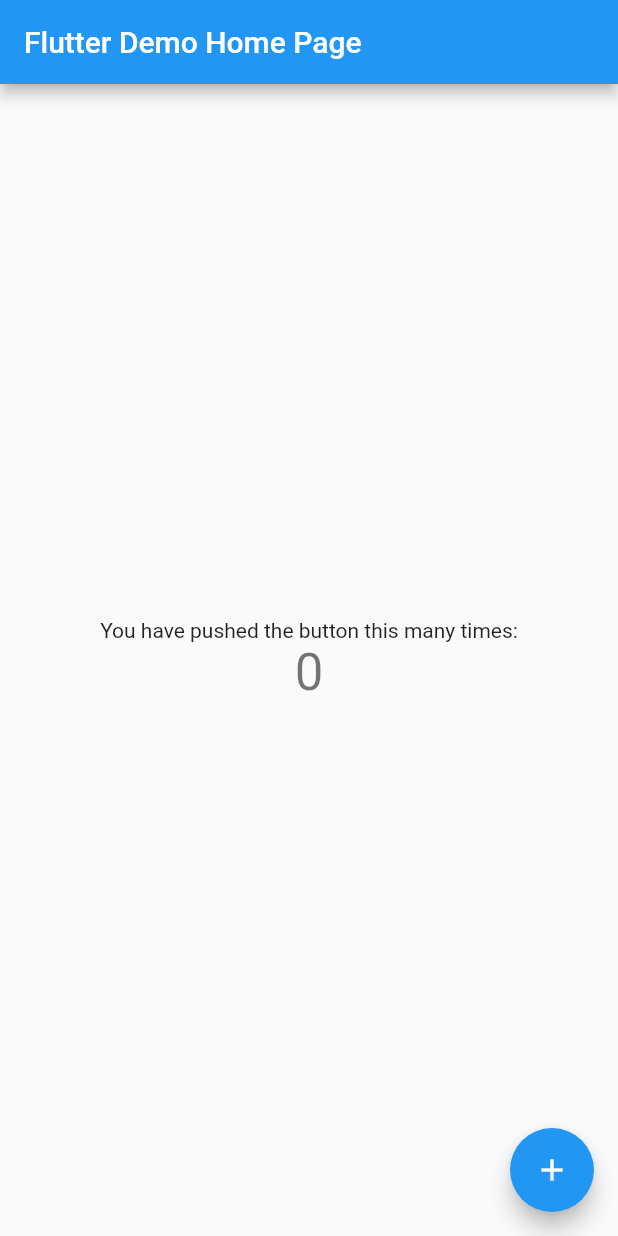
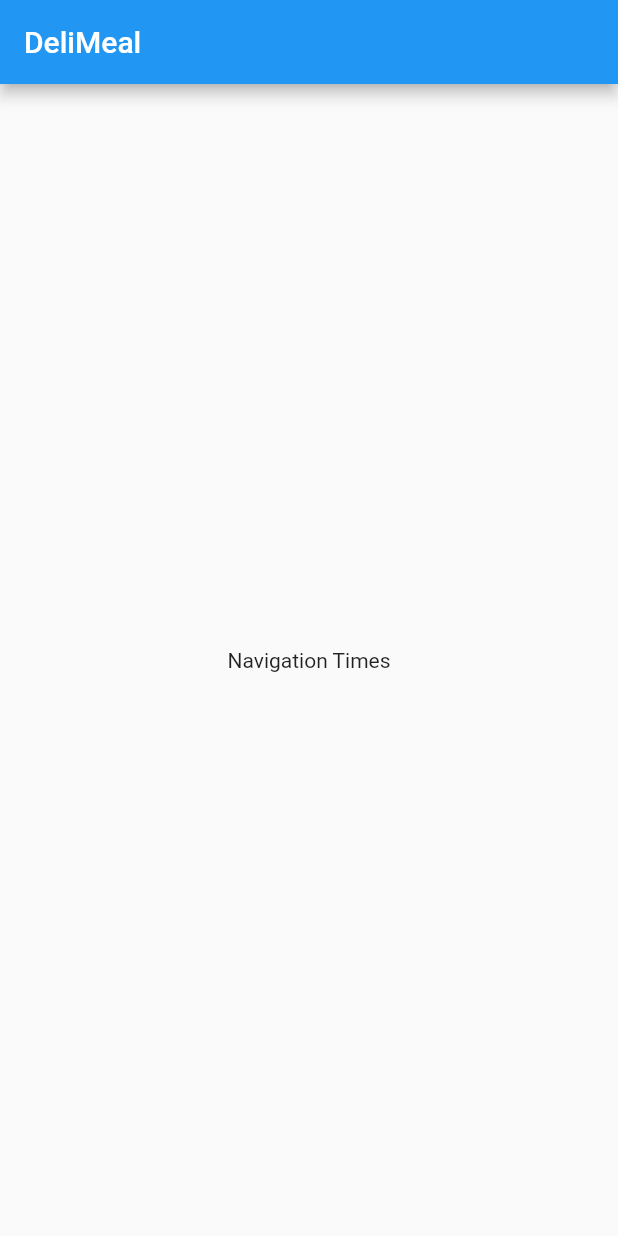
Before and after one commit to mricky/flutter_multipe_screen, a Flutter app: the screen it shows after launch, on a phone screen of 412 x 824 dp. Run offline on Flutter 3.47's test engine with Material 2 defaults, Android fonts, the phone set to English and light mode, and no system bars.

```diff
--- a/lib/main.dart
+++ b/lib/main.dart
@@ -3,109 +3,36 @@ import 'package:flutter/material.dart';
 void main() => runApp(MyApp());
 
 class MyApp extends StatelessWidget {
-  // This widget is the root of your application.
+  const MyApp({Key key}) : super(key: key);
+
   @override
   Widget build(BuildContext context) {
      return MaterialApp(
-      title: 'Flutter Demo',
+       title: 'DetailMeal',
        theme: ThemeData(
-        // This is the theme of your application.
-        //
-        // Try running your application with "flutter run". You'll see the
-        // application has a blue toolbar. Then, without quitting the app, try
-        // changing the primarySwatch below to Colors.green and then invoke
-        // "hot reload" (press "r" in the console where you ran "flutter run",
-        // or simply save your changes to "hot reload" in a Flutter IDE).
-        // Notice that the counter didn't reset back to zero; the application
-        // is not restarted.
-        primarySwatch: Colors.blue,
+         primarySwatch: Colors.blue
        ),
-      home: MyHomePage(title: 'Flutter Demo Home Page'),
+       home: MyHomePage(),
      );
   }
 }
 
 class MyHomePage extends StatefulWidget {
-  MyHomePage({Key key, this.title}) : super(key: key);
-
-  // This widget is the home page of your application. It is stateful, meaning
-  // that it has a State object (defined below) that contains fields that affect
-  // how it looks.
-
-  // This class is the configuration for the state. It holds the values (in this
-  // case the title) provided by the parent (in this case the App widget) and
-  // used by the build method of the State. Fields in a Widget subclass are
-  // always marked "final".
-
-  final String title;
 
   @override
   _MyHomePageState createState() => _MyHomePageState();
 }
 
 class _MyHomePageState extends State<MyHomePage> {
-  int _counter = 0;
-
-  void _incrementCounter() {
-    setState(() {
-      // This call to setState tells the Flutter framework that something has
-      // changed in this State, which causes it to rerun the build method below
-      // so that the display can reflect the updated values. If we changed
-      // _counter without calling setState(), then the build method would not be
-      // called again, and so nothing would appear to happen.
-      _counter++;
-    });
-  }
-
   @override
   Widget build(BuildContext context) {
-    // This method is rerun every time setState is called, for instance as done
-    // by the _incrementCounter method above.
-    //
-    // The Flutter framework has been optimized to make rerunning build methods
-    // fast, so that you can just rebuild anything that needs updating rather
-    // than having to individually change instances of widgets.
     return Scaffold(
       appBar: AppBar(
-        // Here we take the value from the MyHomePage object that was created by
-        // the App.build method, and use it to set our appbar title.
-        title: Text(widget.title),
+        title: Text('DeliMeal'),
         ),
       body: Center(
-        // Center is a layout widget. It takes a single child and positions it
-        // in the middle of the parent.
-        child: Column(
-          // Column is also a layout widget. It takes a list of children and
-          // arranges them vertically. By default, it sizes itself to fit its
-          // children horizontally, and tries to be as tall as its parent.
-          //
-          // Invoke "debug painting" (press "p" in the console, choose the
-          // "Toggle Debug Paint" action from the Flutter Inspector in Android
-          // Studio, or the "Toggle Debug Paint" command in Visual Studio Code)
-          // to see the wireframe for each widget.
-          //
-          // Column has various properties to control how it sizes itself and
-          // how it positions its children. Here we use mainAxisAlignment to
-          // center the children vertically; the main axis here is the vertical
-          // axis because Columns are vertical (the cross axis would be
-          // horizontal).
-          mainAxisAlignment: MainAxisAlignment.center,
-          children: <Widget>[
-            Text(
-              'You have pushed the button this many times:',
+        child: Text('Navigation Times'),
       ),
-            Text(
-              '$_counter',
-              style: Theme.of(context).textTheme.display1,
-            ),
-          ],
-        ),
-      ),
-      floatingActionButton: FloatingActionButton(
-        onPressed: _incrementCounter,
-        tooltip: 'Increment',
-        child: Icon(Icons.add),
-      ), // This trailing comma makes auto-formatting nicer for build methods.
     );
   }
 }
```
Also changed, not shown: lib/categories_screen.dart (added, +18 -0 lines), lib/dummy_data.dart (added, +21 -0 lines), lib/models/category.dart (added, +13 -0 lines). Lines whose indentation alone changed are shown as unchanged.
